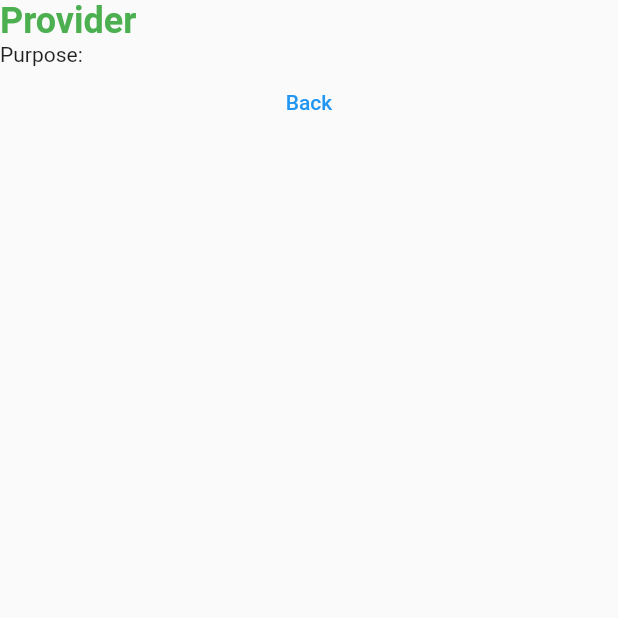
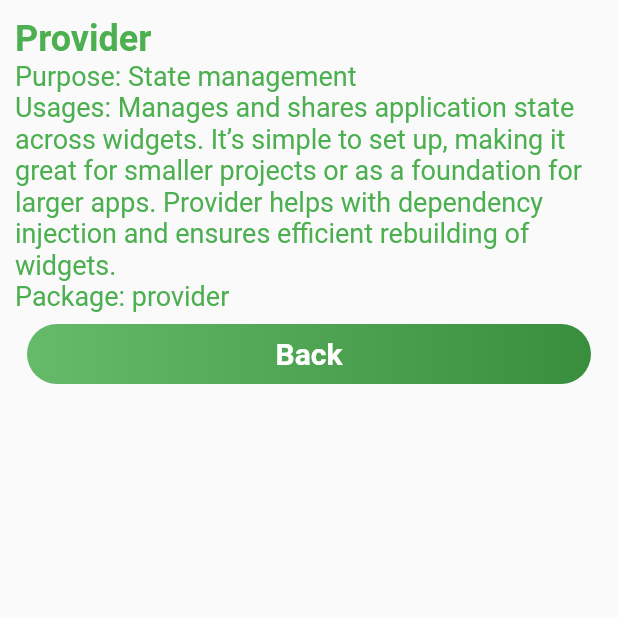
Before and after one commit to HeshmatGhaffariHadid/Libraries-Navigator, a Flutter app: the screen it shows after launch, after a tap on "Provider", on a phone screen of 412 x 824 dp, the top half of it. Run offline on Flutter 3.47's test engine with Material 2 defaults, Android fonts, the phone set to English and light mode, and no system bars.

Commit message:
Details gathered and added

```diff
--- a/lib/clickable_card.dart
+++ b/lib/clickable_card.dart
@@ -2,32 +2,36 @@ import 'package:flutter/material.dart';
 import 'package:libraries_navigator/details_screen.dart';
 
 class ClickableCard extends StatelessWidget {
- int index;
- ClickableCard(this.index, {super.key});
+  int index;
+  ClickableCard(this.index, {super.key});
 
   @override
   Widget build(BuildContext context) {
     return Padding(
-      padding: const EdgeInsets.symmetric( vertical: 4),
+      padding: const EdgeInsets.symmetric(vertical: 4, horizontal: 2),
       child: GestureDetector(
-        onTap: (){
-          Navigator.push(context, MaterialPageRoute(builder: (context) => DetailsScreen(index),),);
+        onTap: () {
+          Navigator.push(
+            context,
+            MaterialPageRoute(
+              builder: (context) => DetailsScreen(index),
+            ),
+          );
         },
         child: Container(
-          height: 100,
+          height: 90,
           width: double.infinity,
           decoration: BoxDecoration(
-            borderRadius: BorderRadius.circular(10)
+            borderRadius: BorderRadius.circular(50),
+            gradient: const LinearGradient(
+                colors: [Color(0xFF66BB6A), Color(0xFF388E3C)]),
           ),
-          child:  Card(
-            color: Colors.white,
-            child: Center(
-              child: Text(DetailsScreen.details[index].name ,style:TextStyle(
-                  color: Colors.green,
-                  fontSize: 24,
-                  fontWeight: FontWeight.bold
-              )),
-            ),
+          child: Center(
+            child: Text(DetailsScreen.details[index].name,
+                style: const TextStyle(
+                    color: Colors.white,
+                    fontSize: 24,
+                    fontWeight: FontWeight.bold)),
           ),
         ),
       ),
--- a/lib/details_screen.dart
+++ b/lib/details_screen.dart
@@ -2,45 +2,86 @@ import 'package:flutter/material.dart';
 import 'library.dart';
 
 class DetailsScreen extends StatelessWidget {
-  // final String title = '';
-  // final String purpose = '';
-  // final String details = '';
-  // final String usages = '' ;
-
   int index;
-
   DetailsScreen(this.index);
 
-
   static List<Library> details = [
-    Library('Provider', 'A paragraph', 'purpose1', 'list of usages'),
-    Library('Flutter Bloc', 'A paragraph', 'purpose2', 'list of usages'),
-    Library('GetX', 'A paragraph', 'purpose3', 'list of usages'),
-    Library('Dio', 'A paragraph', 'purpose4', 'list of usages'),
-    Library('Hive', 'A paragraph', 'purpose5', 'list of usages'),
-    Library('Firebase', 'A paragraph', 'purpose6', 'list of usages'),
-    Library('Flutter Localization', 'A paragraph', 'purpose7', 'list of usages'),
+    Library('Provider', 'State management', 'Manages and shares application state across widgets. It’s simple to set up, making it great for smaller projects or as a foundation for larger apps. Provider helps with dependency injection and ensures efficient rebuilding of widgets.', 'provider'),
+    Library('Flutter Bloc', 'State management', ': Implements the Business Logic Component (BLoC) pattern, which is ideal for structuring complex apps by separating business logic from the UI. It’s frequently used in enterprise-level apps to ensure predictable and testable code.', 'flutter_bloc'),
+    Library('GetX', 'State management, navigation, dependency injection', 'Provides an all-in-one solution for state management, routing, and dependency injection. GetX is known for its minimal boilerplate, making it fast to set up and easy to use for dynamic state changes and quick navigation between screens.', 'get'),
+    Library('Dio', 'Networking', 'A robust HTTP client for handling API requests, it supports features like interceptors, global configuration, FormData, error handling, and file uploads. Dio is ideal for RESTful APIs and complex networking operations.', 'dio'),
+    Library('Hive', ': Local storage', 'A lightweight, NoSQL database that’s optimized for Flutter and Dart. Hive is perfect for storing small amounts of data offline and is often used for caching, storing user preferences, or saving app data without requiring SQL knowledge.', 'hive'),
+    Library('Firebase', 'Backend services (Authentication, Firestore, Analytics, etc.)', 'Firebase provides a suite of backend services such as Firestore (real-time database), authentication, analytics, cloud messaging, and storage. It’s commonly used for apps requiring robust user authentication, real-time data syncing, or cloud storage.', 'firebase_core (and other Firebase packages like firebase_auth, cloud_firestore)'),
+    Library('Flutter Localization', 'Internationalization (i18n)', ': Supports localization and multiple languages in apps, allowing developers to easily implement and manage text translations and regional formatting. Essential for apps targeting an international audience.', 'flutter_localizations')
   ];
 
   @override
   Widget build(BuildContext context) {
     return Scaffold(
-      // appBar: AppBar(
-      //   title: Text('Details'),
-      //   backgroundColor: Colors.green,
-      // ),
-      body: ListView(
+      body: Padding(
+        padding: const EdgeInsets.symmetric(vertical: 12, horizontal: 10),
+        child: ListView(
           children: [
-          Text(details[index].name, style: TextStyle(
+            Column(
+              mainAxisAlignment: MainAxisAlignment.spaceEvenly,
+              crossAxisAlignment: CrossAxisAlignment.start,
+              children: [
+                Text(
+                  details[index].name,
+                  style: TextStyle(
                     color: Colors.green,
                     fontSize: 24,
                     fontWeight: FontWeight.bold,
-          ),),
-          Text('Purpose: '),
-          TextButton(onPressed: (){
+                  ),
+                ),
+                Text(
+                  'Purpose: ${details[index].purpose}',
+                  style: TextStyle(
+                    color: Colors.green,
+                    fontSize: 18,
+                  ),
+                ),
+                Text(
+                  'Usages: ${details[index].usages}',
+                  style: TextStyle(
+                    color: Colors.green,
+                    fontSize: 18,
+                  ),
+                ),
+                Text(
+                  'Package: ${details[index].package}',
+                  style: TextStyle(
+                    color: Colors.green,
+                    fontSize: 18,
+                  ),
+                ),
+
+                TextButton(
+                  onPressed: () {
                     Navigator.pop(context);
-          }, child: Text('Back'),),
+                  },
+                  child: Container(
+                    height: 40,
+                    width: double.infinity,
+                    decoration: BoxDecoration(
+                      gradient: LinearGradient(colors: [Color(0xFF66BB6A), Color(0xFF388E3C)]),
+                      borderRadius: BorderRadius.circular(50)
+                    ),
+                    child: Center(
+                      child: Text(
+                        'Back',
+                        style: TextStyle(
+                            fontSize: 20,
+                            color: Colors.white,
+                            fontWeight: FontWeight.bold),
+                      ),
+                    ),
+                  ),
+                ),
               ],
+            ),
+          ],
+        ),
       ),
     );
   }
--- a/lib/home_screen.dart
+++ b/lib/home_screen.dart
@@ -10,7 +10,7 @@ class HomeScreen extends StatelessWidget {
     return Scaffold(
       appBar: AppBar(
         title: const Text(
-          'Flutter Libraries',
+          'Most Used Flutter Libraries',
           style: TextStyle(
               fontSize: 22,
               color: Colors.white,
--- a/lib/library.dart
+++ b/lib/library.dart
@@ -1,7 +1,7 @@
 class Library {
    String name;
    String purpose;
-   String details;
    String usages;
-  Library(this.name, this.purpose, this.details,this.usages);
+   String package;
+  Library(this.name, this.purpose, this.usages,this.package);
 }
```
Lines whose indentation alone changed are shown as unchanged.
